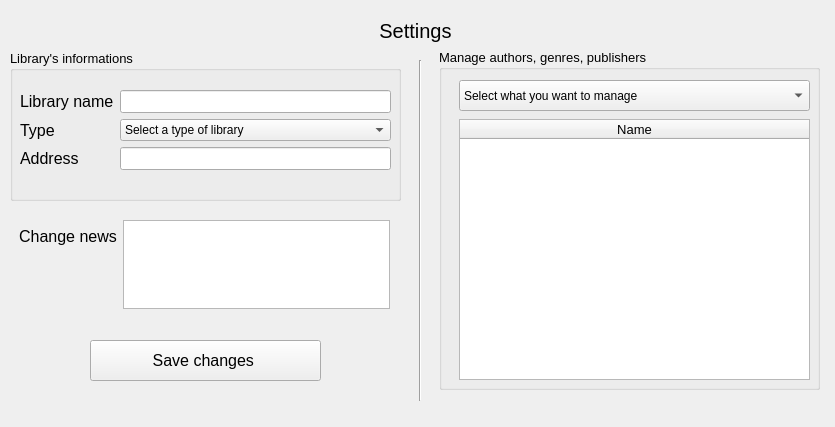
Old version of the form source/settings.ui in the repository sophieham/Glybook.
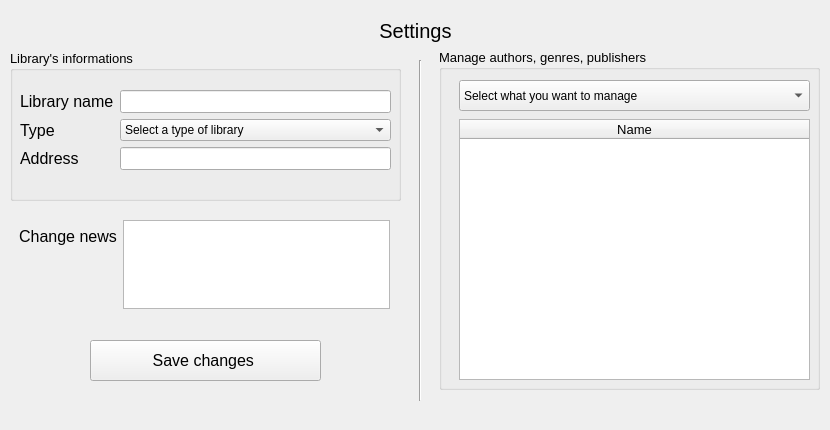
New version of the form. Icons and pictures are not drawn.

What changed in the file:
```diff
--- a/source/settings.ui
+++ b/source/settings.ui
@@ -9,8 +9,8 @@
    <rect>
     <x>0</x>
     <y>0</y>
-    <width>835</width>
-    <height>427</height>
+    <width>830</width>
+    <height>430</height>
    </rect>
   </property>
   <property name="windowTitle">
```
